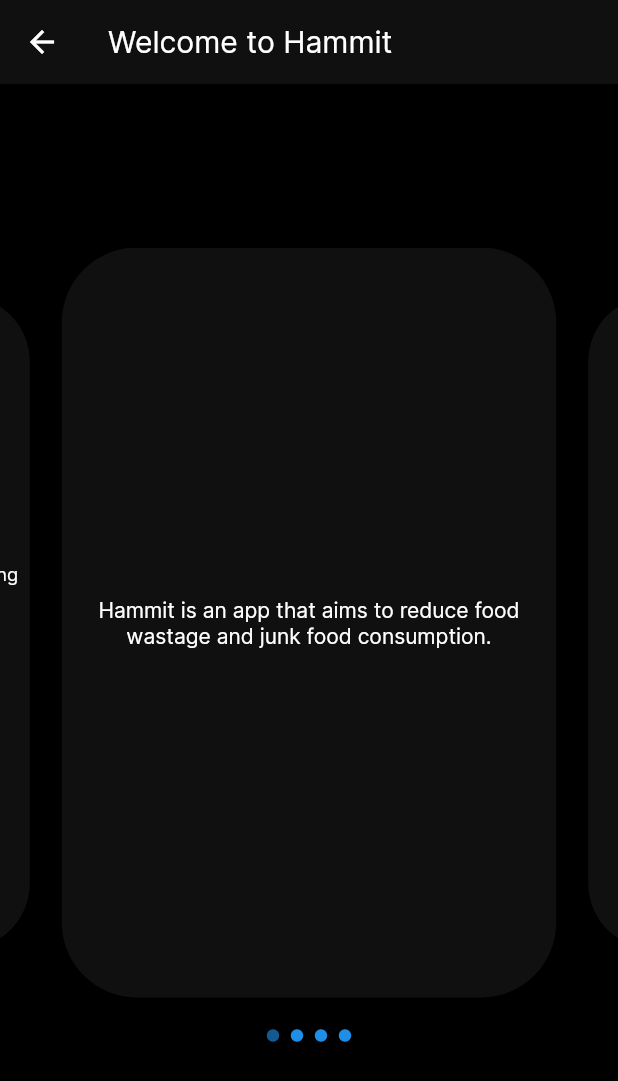
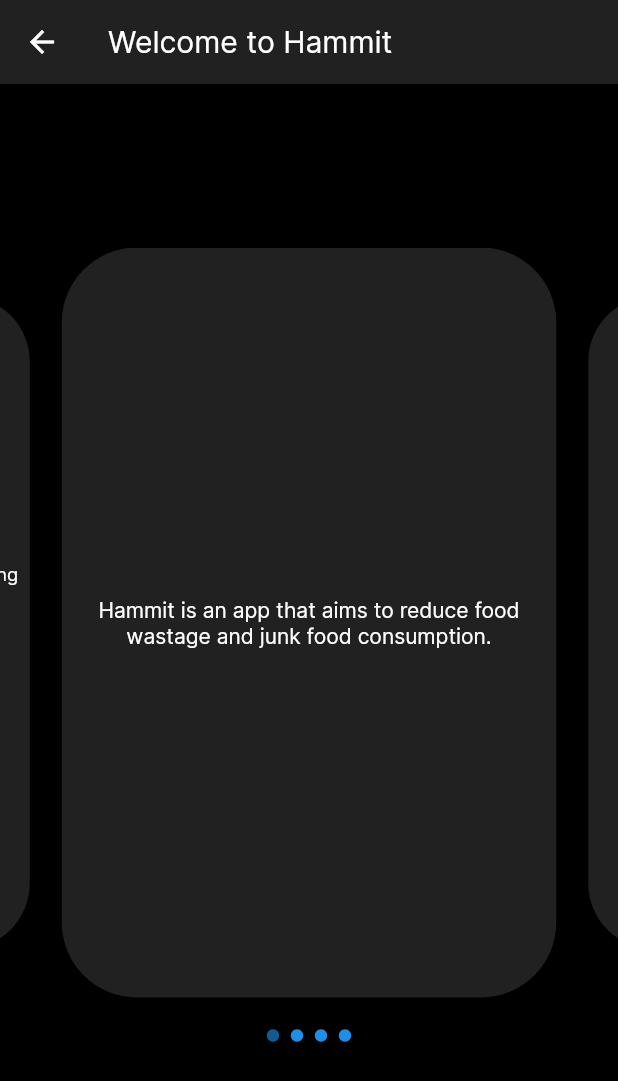
Before and after one commit to Ideal-Goggles/stem-2022, a Flutter app: the SettingsScreen widget shown alone on an empty page, opened directly, after a tap on "What is Hammit?", on a phone screen of 412 x 824 dp. Shown: the top 1081 px of the screen. Run offline on Flutter 3.47's test engine with Material 2 defaults, Android fonts, the phone set to English and light mode, and no system bars; drawn by our look-alikes of carousel_slider; our stand-ins replace cloud_firestore, firebase_auth, firebase_core, firebase_storage; accounts and stored records are empty; network calls fail.

Commit message:
changed withOpacity to shade

```diff
--- a/lib/main.dart
+++ b/lib/main.dart
@@ -45,8 +45,7 @@ class MyApp extends StatelessWidget {
             highlightColor: Colors.transparent,
             splashColor: Colors.transparent,
             scaffoldBackgroundColor: Colors.black,
-            appBarTheme:
-                AppBarTheme(color: Colors.grey.withOpacity(0.1), elevation: 5),
+            appBarTheme: AppBarTheme(color: Colors.grey[900], elevation: 5),
             colorScheme: const ColorScheme.dark(
                 primary: primaryThemeColor, error: primaryErrorColor),
             inputDecorationTheme: InputDecorationTheme(
@@ -83,7 +82,7 @@ class MyApp extends StatelessWidget {
             extendBodyBehindAppBar: true,
             extendBody: true,
             bottomNavigationBar: Container(
-                color: Colors.grey.withOpacity(0.1),
+                color: Colors.grey[900],
                 // decoration: BoxDecoration(
                 //   color: Colors.yellow,
                 //   border: Border.all(color: Colors.black),
--- a/lib/settings_screens/login.dart
+++ b/lib/settings_screens/login.dart
@@ -109,7 +109,7 @@ class _LoginScreenState extends State<LoginScreen> {
                   width: double.infinity,
                   child: MaterialButton(
                     onPressed: login,
-                    color: Colors.grey.withOpacity(0.1),
+                    color: Colors.grey[900],
                     textColor: Theme.of(context).colorScheme.primary,
                     shape: RoundedRectangleBorder(
                         borderRadius: BorderRadius.circular(50)),
--- a/lib/settings_screens/sign_up.dart
+++ b/lib/settings_screens/sign_up.dart
@@ -133,7 +133,7 @@ class _SignUpScreenState extends State<SignUpScreen> {
                   width: double.infinity,
                   child: MaterialButton(
                     onPressed: signUp,
-                    color: Colors.grey.withOpacity(0.1),
+                    color: Colors.grey[900],
                     textColor: Theme.of(context).colorScheme.primary,
                     shape: RoundedRectangleBorder(
                         borderRadius: BorderRadius.circular(50)),
--- a/lib/settings_screens/welcome.dart
+++ b/lib/settings_screens/welcome.dart
@@ -15,7 +15,7 @@ class _WelcomeScreenState extends State<WelcomeScreen> {
   final _carouselDecoration = BoxDecoration(
     borderRadius: BorderRadius.circular(50),
     // border: Border.all(color: Colors.grey),
-    color: Colors.grey.withOpacity(0.1),
+    color: Colors.grey[900],
   );
 
   Widget textPage(String content) {
@@ -59,7 +59,7 @@ class _WelcomeScreenState extends State<WelcomeScreen> {
               Row(mainAxisAlignment: MainAxisAlignment.center, children: [
                 MaterialButton(
                   onPressed: () => goToPage(const SignUpScreen()),
-                  color: Colors.grey.withOpacity(0.1),
+                  color: Colors.grey[900],
                   textColor: Theme.of(context).colorScheme.primary,
                   shape: RoundedRectangleBorder(
                       borderRadius: BorderRadius.circular(50)),
@@ -69,7 +69,7 @@ class _WelcomeScreenState extends State<WelcomeScreen> {
                 const SizedBox(width: 15),
                 MaterialButton(
                   onPressed: () => goToPage(const LoginScreen()),
-                  color: Colors.grey.withOpacity(0.1),
+                  color: Colors.grey[900],
                   textColor: Theme.of(context).colorScheme.primary,
                   shape: RoundedRectangleBorder(
                       borderRadius: BorderRadius.circular(50)),
--- a/lib/tab_screens/home.dart
+++ b/lib/tab_screens/home.dart
@@ -63,7 +63,7 @@ class FoodPostCard extends StatelessWidget {
     final db = Provider.of<DatabaseService>(context);
 
     return Card(
-      color: Colors.grey.withOpacity(0.15),
+      color: Colors.grey[900],
       clipBehavior: Clip.antiAlias,
       shape: RoundedRectangleBorder(
         borderRadius: BorderRadius.circular(15),
--- a/lib/tab_screens/settings.dart
+++ b/lib/tab_screens/settings.dart
@@ -47,7 +47,7 @@ class SettingsScreen extends StatelessWidget {
               ),
             );
           },
-          color: Colors.grey.withOpacity(0.1),
+          color: Colors.grey[900],
           shape: const StadiumBorder(),
           elevation: 0,
           child: ListTile(
```
